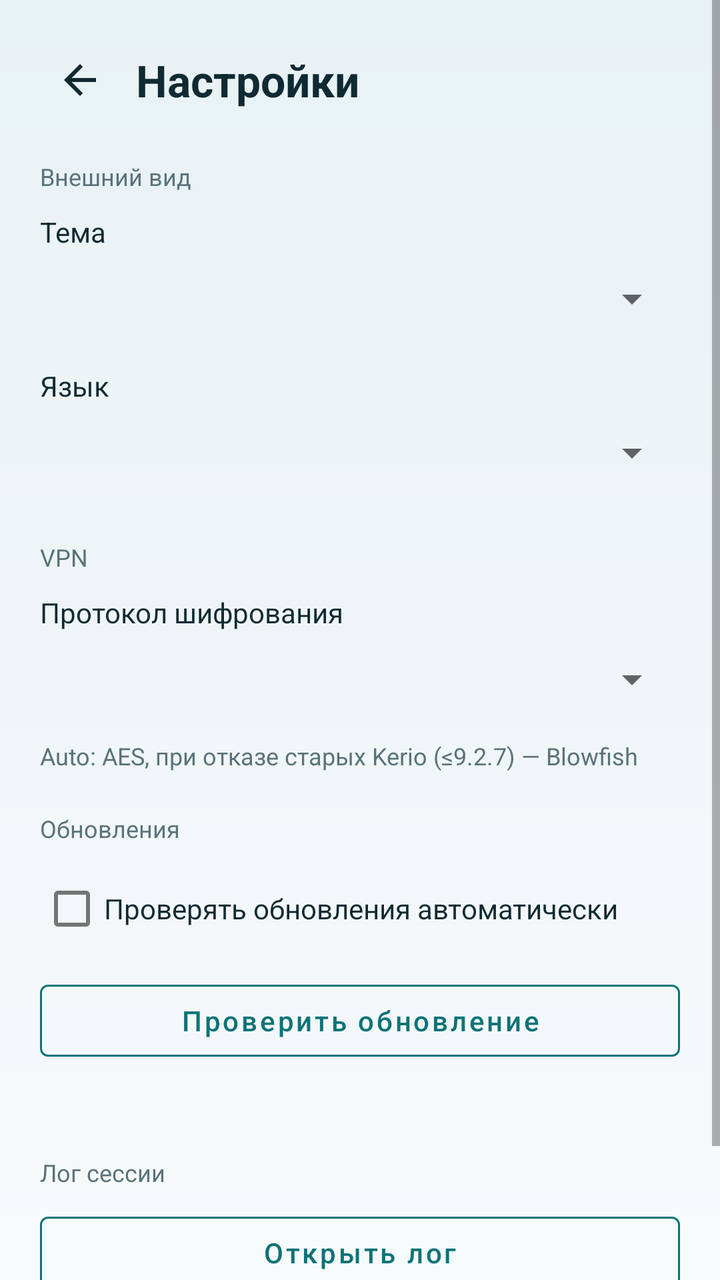
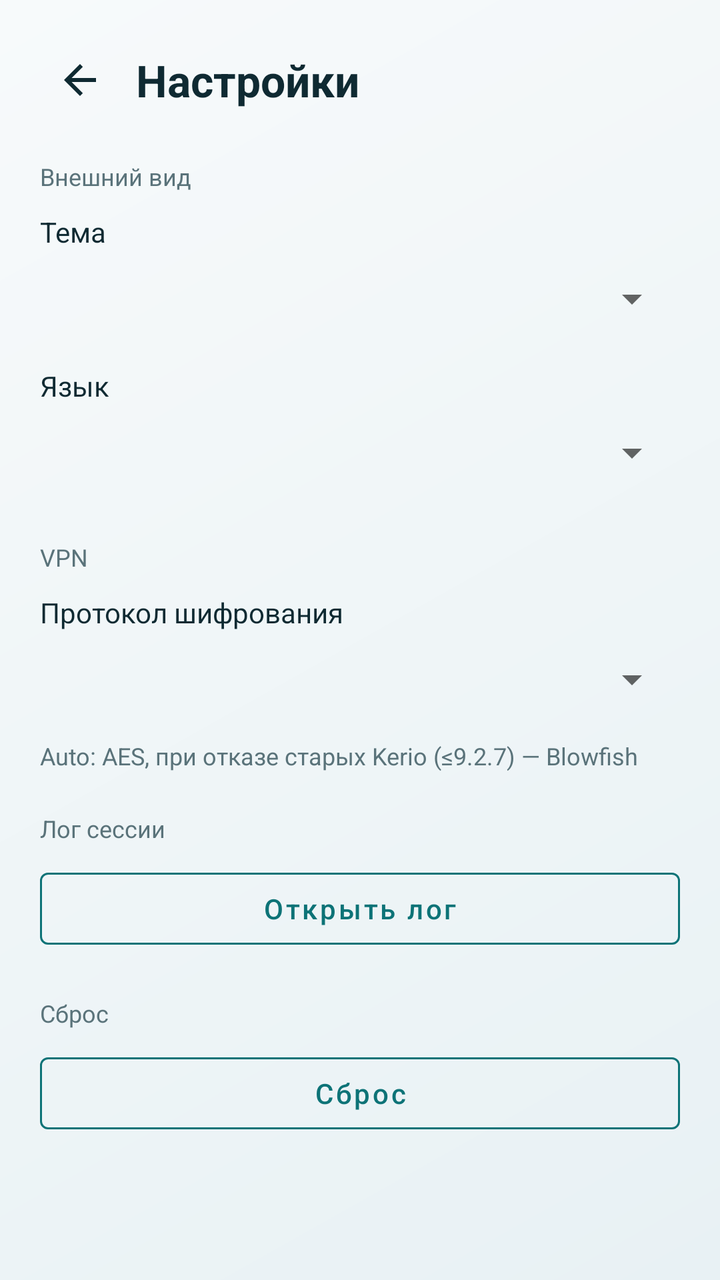

Two renders of the same Android screen: before a commit and after it. Below are the layout's source before the change and the commit's diff.
<!-- AndroidManifest.xml: application theme Theme.OpenKerioVpn -->
<!-- res/layout/activity_settings.xml -->
<?xml version="1.0" encoding="utf-8"?>
<ScrollView xmlns:android="http://schemas.android.com/apk/res/android"
    xmlns:app="http://schemas.android.com/apk/res-auto"
    android:layout_width="match_parent"
    android:layout_height="match_parent"
    android:background="@drawable/bg_main"
    android:fillViewport="true">

    <LinearLayout
        android:layout_width="match_parent"
        android:layout_height="wrap_content"
        android:orientation="vertical"
        android:padding="20dp">

        <LinearLayout
            android:layout_width="match_parent"
            android:layout_height="wrap_content"
            android:gravity="center_vertical"
            android:orientation="horizontal">

            <ImageButton
                android:id="@+id/backButton"
                android:layout_width="40dp"
                android:layout_height="40dp"
                android:background="?attr/selectableItemBackgroundBorderless"
                android:contentDescription="@string/back"
                android:src="@drawable/ic_back"
                android:tint="@color/ok_ink" />

            <TextView
                android:layout_width="0dp"
                android:layout_height="wrap_content"
                android:layout_marginStart="8dp"
                android:layout_weight="1"
                android:text="@string/settings_title"
                android:textColor="@color/ok_ink"
                android:textSize="22sp"
                android:textStyle="bold" />
        </LinearLayout>

        <TextView
            android:layout_width="match_parent"
            android:layout_height="wrap_content"
            android:layout_marginTop="20dp"
            android:text="@string/settings_appearance"
            android:textColor="@color/ok_muted"
            android:textSize="12sp" />

        <TextView
            android:layout_width="match_parent"
            android:layout_height="wrap_content"
            android:layout_marginTop="10dp"
            android:text="@string/settings_theme"
            android:textColor="@color/ok_ink"
            android:textSize="14sp" />

        <Spinner
            android:id="@+id/themeSpinner"
            android:layout_width="match_parent"
            android:layout_height="48dp" />

        <TextView
            android:layout_width="match_parent"
            android:layout_height="wrap_content"
            android:layout_marginTop="10dp"
            android:text="@string/settings_language"
            android:textColor="@color/ok_ink"
            android:textSize="14sp" />

        <Spinner
            android:id="@+id/languageSpinner"
            android:layout_width="match_parent"
            android:layout_height="48dp" />

        <TextView
            android:layout_width="match_parent"
            android:layout_height="wrap_content"
            android:layout_marginTop="20dp"
            android:text="@string/settings_vpn"
            android:textColor="@color/ok_muted"
            android:textSize="12sp" />

        <TextView
            android:layout_width="match_parent"
            android:layout_height="wrap_content"
            android:layout_marginTop="10dp"
            android:text="@string/settings_cipher"
            android:textColor="@color/ok_ink"
            android:textSize="14sp" />

        <Spinner
            android:id="@+id/cipherSpinner"
            android:layout_width="match_parent"
            android:layout_height="48dp" />

        <TextView
            android:layout_width="match_parent"
            android:layout_height="wrap_content"
            android:layout_marginTop="6dp"
            android:text="@string/settings_cipher_hint"
            android:textColor="@color/ok_muted"
            android:textSize="12sp" />

        <TextView
            android:layout_width="match_parent"
            android:layout_height="wrap_content"
            android:layout_marginTop="20dp"
            android:text="@string/settings_updates"
            android:textColor="@color/ok_muted"
            android:textSize="12sp" />

        <CheckBox
            android:id="@+id/autoUpdateCheck"
            android:layout_width="match_parent"
            android:layout_height="wrap_content"
            android:layout_marginTop="8dp"
            android:text="@string/settings_auto_updates"
            android:textColor="@color/ok_ink" />

        <com.google.android.material.button.MaterialButton
            android:id="@+id/checkUpdateButton"
            style="@style/Widget.MaterialComponents.Button.OutlinedButton"
            android:layout_width="match_parent"
            android:layout_height="wrap_content"
            android:layout_marginTop="8dp"
            android:text="@string/settings_check_update"
            android:textAllCaps="false"
            app:strokeColor="@color/ok_accent" />

        <TextView
            android:id="@+id/updateStatusText"
            android:layout_width="match_parent"
            android:layout_height="wrap_content"
            android:layout_marginTop="6dp"
            android:textColor="@color/ok_muted"
            android:textSize="13sp" />

        <TextView
            android:layout_width="match_parent"
            android:layout_height="wrap_content"
            android:layout_marginTop="20dp"
            android:text="@string/settings_logs"
            android:textColor="@color/ok_muted"
            android:textSize="12sp" />

        <com.google.android.material.button.MaterialButton
            android:id="@+id/openLogButton"
            style="@style/Widget.MaterialComponents.Button.OutlinedButton"
            android:layout_width="match_parent"
            android:layout_height="wrap_content"
            android:layout_marginTop="8dp"
            android:text="@string/settings_open_log"
            android:textAllCaps="false"
            app:strokeColor="@color/ok_accent" />

        <TextView
            android:id="@+id/aboutText"
            android:layout_width="match_parent"
            android:layout_height="wrap_content"
            android:layout_marginTop="28dp"
            android:gravity="center_horizontal"
            android:textColor="@color/ok_muted"
            android:textSize="12sp" />
    </LinearLayout>
</ScrollView>
<!-- resources referenced by this layout -->
<resources>
  <color name="ok_accent">#0D7377</color>
  <color name="ok_ink">#0F2A32</color>
  <color name="ok_muted">#5A737A</color>
  <!-- drawable bg_main (drawable) -->
  <?xml version="1.0" encoding="utf-8"?>
  <shape xmlns:android="http://schemas.android.com/apk/res/android">
      <gradient
          android:angle="160"
          android:startColor="@color/ok_bg_top"
          android:endColor="@color/ok_bg_bottom"
          android:type="linear" />
  </shape>
  <!-- drawable ic_back (drawable) -->
  <?xml version="1.0" encoding="utf-8"?>
  <vector xmlns:android="http://schemas.android.com/apk/res/android"
      android:width="24dp"
      android:height="24dp"
      android:viewportWidth="24"
      android:viewportHeight="24">
      <path
          android:fillColor="#0F2A32"
          android:pathData="M20,11H7.83l5.59,-5.59L12,4l-8,8 8,8 1.41,-1.41L7.83,13H20v-2z" />
  </vector>
  <string name="back">Назад</string>
  <string name="settings_appearance">Внешний вид</string>
  <string name="settings_auto_updates">Проверять обновления автоматически</string>
  <string name="settings_check_update">Проверить обновление</string>
  <string name="settings_cipher">Протокол шифрования</string>
  <string name="settings_cipher_hint">Auto: AES, при отказе старых Kerio (≤9.2.7) — Blowfish</string>
  <string name="settings_language">Язык</string>
  <string name="settings_logs">Лог сессии</string>
  <string name="settings_open_log">Открыть лог</string>
  <string name="settings_theme">Тема</string>
  <string name="settings_title">Настройки</string>
  <string name="settings_updates">Обновления</string>
  <string name="settings_vpn">VPN</string>
  <style name="Theme.OpenKerioVpn" parent="Theme.MaterialComponents.DayNight.NoActionBar">
          <item name="colorPrimary">@color/ok_accent</item>
          <item name="colorPrimaryVariant">@color/ok_accent_dark</item>
          <item name="colorSecondary">@color/ok_accent</item>
          <item name="colorOnPrimary">@android:color/white</item>
          <item name="android:statusBarColor">@color/ok_accent_dark</item>
          <item name="android:navigationBarColor">@color/ok_bg_bottom</item>
          <item name="android:windowBackground">@drawable/bg_main</item>
          <item name="textInputStyle">@style/Widget.OpenKerio.TextInput</item>
      </style>
  <color name="ok_bg_top">#E8F1F4</color>
  <color name="ok_bg_bottom">#F7FAFB</color>
  <color name="ok_accent_dark">#095456</color>
  <style name="Widget.OpenKerio.TextInput" parent="Widget.MaterialComponents.TextInputLayout.OutlinedBox">
          <item name="boxStrokeColor">@color/text_input_stroke</item>
          <item name="hintTextColor">@color/ok_muted</item>
      </style>
</resources>

<!-- the commit's change to res/layout/activity_settings.xml (unified diff, before → after) -->
@@ -105,40 +105,6 @@
             android:layout_width="match_parent"
             android:layout_height="wrap_content"
             android:layout_marginTop="20dp"
-            android:text="@string/settings_updates"
-            android:textColor="@color/ok_muted"
-            android:textSize="12sp" />
-
-        <CheckBox
-            android:id="@+id/autoUpdateCheck"
-            android:layout_width="match_parent"
-            android:layout_height="wrap_content"
-            android:layout_marginTop="8dp"
-            android:text="@string/settings_auto_updates"
-            android:textColor="@color/ok_ink" />
-
-        <com.google.android.material.button.MaterialButton
-            android:id="@+id/checkUpdateButton"
-            style="@style/Widget.MaterialComponents.Button.OutlinedButton"
-            android:layout_width="match_parent"
-            android:layout_height="wrap_content"
-            android:layout_marginTop="8dp"
-            android:text="@string/settings_check_update"
-            android:textAllCaps="false"
-            app:strokeColor="@color/ok_accent" />
-
-        <TextView
-            android:id="@+id/updateStatusText"
-            android:layout_width="match_parent"
-            android:layout_height="wrap_content"
-            android:layout_marginTop="6dp"
-            android:textColor="@color/ok_muted"
-            android:textSize="13sp" />
-
-        <TextView
-            android:layout_width="match_parent"
-            android:layout_height="wrap_content"
-            android:layout_marginTop="20dp"
             android:text="@string/settings_logs"
             android:textColor="@color/ok_muted"
             android:textSize="12sp" />
@@ -154,6 +120,68 @@
             app:strokeColor="@color/ok_accent" />
 
         <TextView
+            android:layout_width="match_parent"
+            android:layout_height="wrap_content"
+            android:layout_marginTop="20dp"
+            android:text="@string/settings_reset"
+            android:textColor="@color/ok_muted"
+            android:textSize="12sp" />
+
+        <com.google.android.material.button.MaterialButton
+            android:id="@+id/resetSectionButton"
+            style="@style/Widget.MaterialComponents.Button.OutlinedButton"
+            android:layout_width="match_parent"
+            android:layout_height="wrap_content"
+            android:layout_marginTop="8dp"
+            android:text="@string/settings_reset"
+            android:textAllCaps="false"
+            app:strokeColor="@color/ok_accent" />
+
+        <LinearLayout
+            android:id="@+id/resetPanel"
+            android:layout_width="match_parent"
+            android:layout_height="wrap_content"
+            android:orientation="vertical"
+            android:visibility="gone">
+
+            <com.google.android.material.button.MaterialButton
+                android:id="@+id/fullResetButton"
+                style="@style/Widget.MaterialComponents.Button.OutlinedButton"
+                android:layout_width="match_parent"
+                android:layout_height="wrap_content"
+                android:layout_marginTop="10dp"
+                android:text="@string/settings_full_reset"
+                android:textAllCaps="false"
+                app:strokeColor="@color/ok_accent" />
+
+            <TextView
+                android:layout_width="match_parent"
+                android:layout_height="wrap_content"
+                android:layout_marginTop="6dp"
+                android:text="@string/settings_full_reset_hint"
+                android:textColor="@color/ok_muted"
+                android:textSize="12sp" />
+
+            <com.google.android.material.button.MaterialButton
+                android:id="@+id/settingsResetButton"
+                style="@style/Widget.MaterialComponents.Button.OutlinedButton"
+                android:layout_width="match_parent"
+                android:layout_height="wrap_content"
+                android:layout_marginTop="12dp"
+                android:text="@string/settings_reset_settings"
+                android:textAllCaps="false"
+                app:strokeColor="@color/ok_accent" />
+
+            <TextView
+                android:layout_width="match_parent"
+                android:layout_height="wrap_content"
+                android:layout_marginTop="6dp"
+                android:text="@string/settings_reset_settings_hint"
+                android:textColor="@color/ok_muted"
+                android:textSize="12sp" />
+        </LinearLayout>
+
+        <TextView
             android:id="@+id/aboutText"
             android:layout_width="match_parent"
             android:layout_height="wrap_content"
<!-- resource entries referenced after the edit -->
@@ -7,7 +7,7 @@
   <?xml version="1.0" encoding="utf-8"?>
   <shape xmlns:android="http://schemas.android.com/apk/res/android">
       <gradient
-          android:angle="160"
+          android:angle="135"
           android:startColor="@color/ok_bg_top"
           android:endColor="@color/ok_bg_bottom"
           android:type="linear" />
@@ -25,16 +25,18 @@
   </vector>
   <string name="back">Назад</string>
   <string name="settings_appearance">Внешний вид</string>
-  <string name="settings_auto_updates">Проверять обновления автоматически</string>
-  <string name="settings_check_update">Проверить обновление</string>
   <string name="settings_cipher">Протокол шифрования</string>
   <string name="settings_cipher_hint">Auto: AES, при отказе старых Kerio (≤9.2.7) — Blowfish</string>
+  <string name="settings_full_reset">Полный сброс приложения</string>
+  <string name="settings_full_reset_hint">После нажатия кнопки «Полный сброс приложения» приложение закроется, а все пользовательские данные в приложении будут удалены.</string>
   <string name="settings_language">Язык</string>
   <string name="settings_logs">Лог сессии</string>
   <string name="settings_open_log">Открыть лог</string>
+  <string name="settings_reset">Сброс</string>
+  <string name="settings_reset_settings">Сброс настроек</string>
+  <string name="settings_reset_settings_hint">После нажатия кнопки «Сброс настроек» все настройки приложения будут восстановлены до значений по умолчанию, однако ваши данные (сервера, сохранённые профили) останутся неизменными.</string>
   <string name="settings_theme">Тема</string>
   <string name="settings_title">Настройки</string>
-  <string name="settings_updates">Обновления</string>
   <string name="settings_vpn">VPN</string>
   <style name="Theme.OpenKerioVpn" parent="Theme.MaterialComponents.DayNight.NoActionBar">
           <item name="colorPrimary">@color/ok_accent</item>
